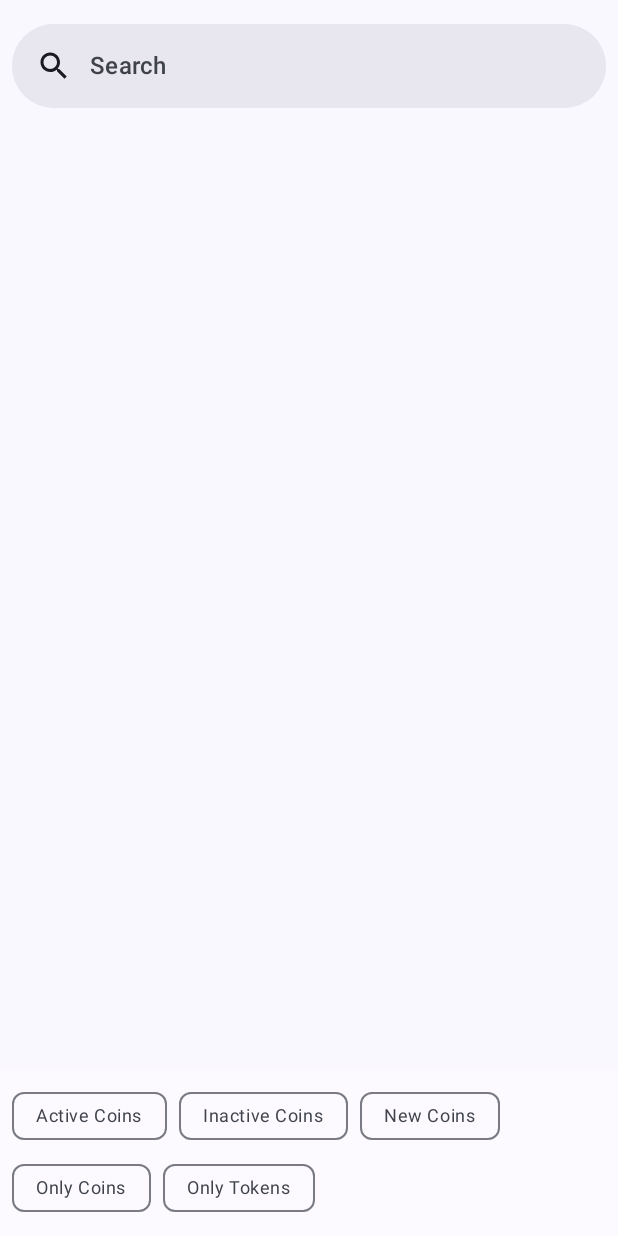
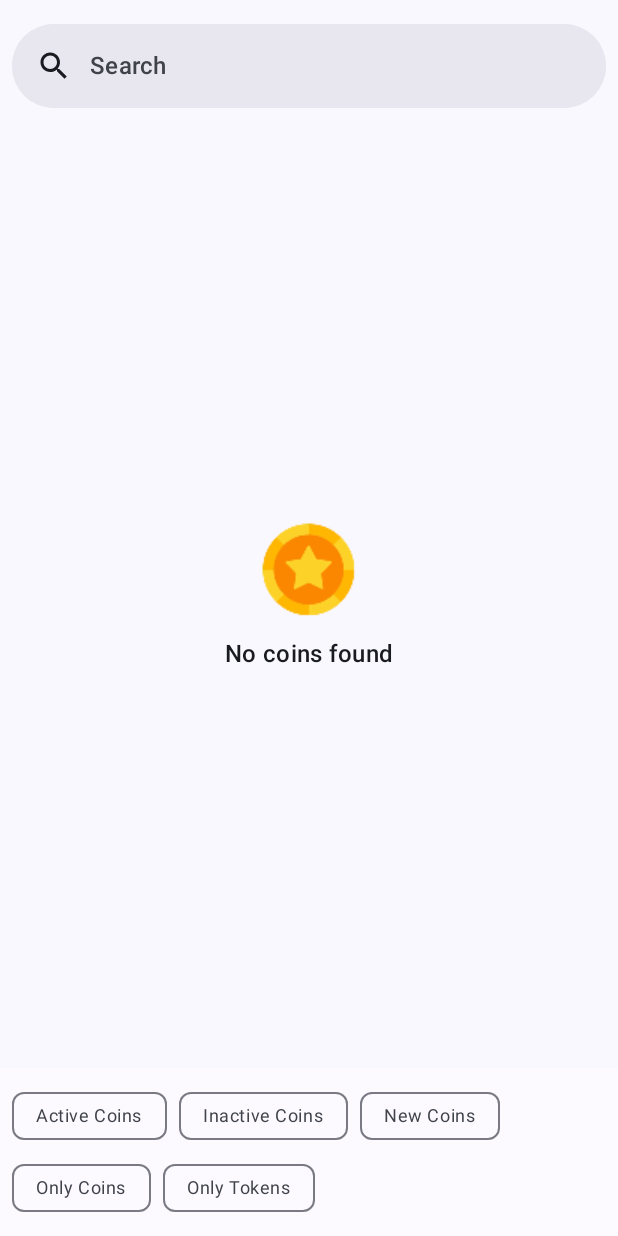
Before and after one commit to vignesh-em/musical-octo-doodle, an Android app built with Jetpack Compose: the screen it shows after launch (MainActivity), on a phone screen of 412 x 824 dp. Run offline under Robolectric (Android 15) with nearby library versions, the phone set to English and light mode, and no system bars; our stand-ins replace Dagger/Hilt's generated code, Room's generated code; network calls fail; 1 statement that could not run was skipped.

Commit message:
Add empty state handling

```diff
--- a/app/src/main/java/com/example/coin/ui/list/CryptoListScreen.kt
+++ b/app/src/main/java/com/example/coin/ui/list/CryptoListScreen.kt
@@ -13,6 +13,7 @@ import androidx.hilt.navigation.compose.hiltViewModel
 import com.example.coin.ui.list.components.CoinChipGroup
 import com.example.coin.ui.list.components.CoinSearchBar
 import com.example.coin.ui.list.components.CryptoItem
+import com.example.coin.ui.list.components.EmptyState
 
 @Composable
 fun CryptoListScreen(
@@ -36,6 +37,9 @@ fun CryptoListScreen(
 
         val coins by viewModel.cryptoList.collectAsState()
 
+        if (coins.isEmpty()) {
+            EmptyState(modifier = Modifier.padding(paddingValues))
+        } else {
             LazyColumn(modifier = Modifier.padding(paddingValues)) {
                 items(
                     items = coins,
@@ -46,3 +50,4 @@ fun CryptoListScreen(
             }
         }
     }
+}
--- /dev/null
+++ b/app/src/main/java/com/example/coin/ui/list/components/EmptyState.kt
@@ -0,0 +1,47 @@
+package com.example.coin.ui.list.components
+
+import androidx.compose.foundation.Image
+import androidx.compose.foundation.layout.Arrangement
+import androidx.compose.foundation.layout.Column
+import androidx.compose.foundation.layout.Spacer
+import androidx.compose.foundation.layout.fillMaxSize
+import androidx.compose.foundation.layout.size
+import androidx.compose.material3.MaterialTheme
+import androidx.compose.material3.Text
+import androidx.compose.runtime.Composable
+import androidx.compose.ui.Alignment
+import androidx.compose.ui.Modifier
+import androidx.compose.ui.res.painterResource
+import androidx.compose.ui.res.stringResource
+import androidx.compose.ui.tooling.preview.Preview
+import androidx.compose.ui.unit.dp
+import com.example.coin.R
+import com.example.coin.ui.theme.CoinTheme
+
+@Composable
+fun EmptyState(modifier: Modifier = Modifier) {
+    Column(
+        modifier = modifier.fillMaxSize(),
+        verticalArrangement = Arrangement.Center,
+        horizontalAlignment = Alignment.CenterHorizontally
+    ) {
+        Image(
+            painter = painterResource(R.mipmap.ic_active_coin),
+            contentDescription = null,
+            modifier = Modifier.size(72.dp)
+        )
+        Spacer(modifier = Modifier.size(8.dp))
+        Text(
+            stringResource(R.string.no_coins_found),
+            style = MaterialTheme.typography.titleMedium
+        )
+    }
+}
+
+@Preview
+@Composable
+private fun EmptyWidgetPreview() {
+    CoinTheme {
+        EmptyState()
+    }
+}
--- a/app/src/main/res/values/strings.xml
+++ b/app/src/main/res/values/strings.xml
@@ -9,4 +9,5 @@
     <string name="filter_only_coins">Only Coins</string>
     <string name="filter_only_tokens">Only Tokens</string>
     <string name="tag_new">new</string>
+    <string name="no_coins_found">No coins found</string>
 </resources>
```
Lines whose indentation alone changed are shown as unchanged.
